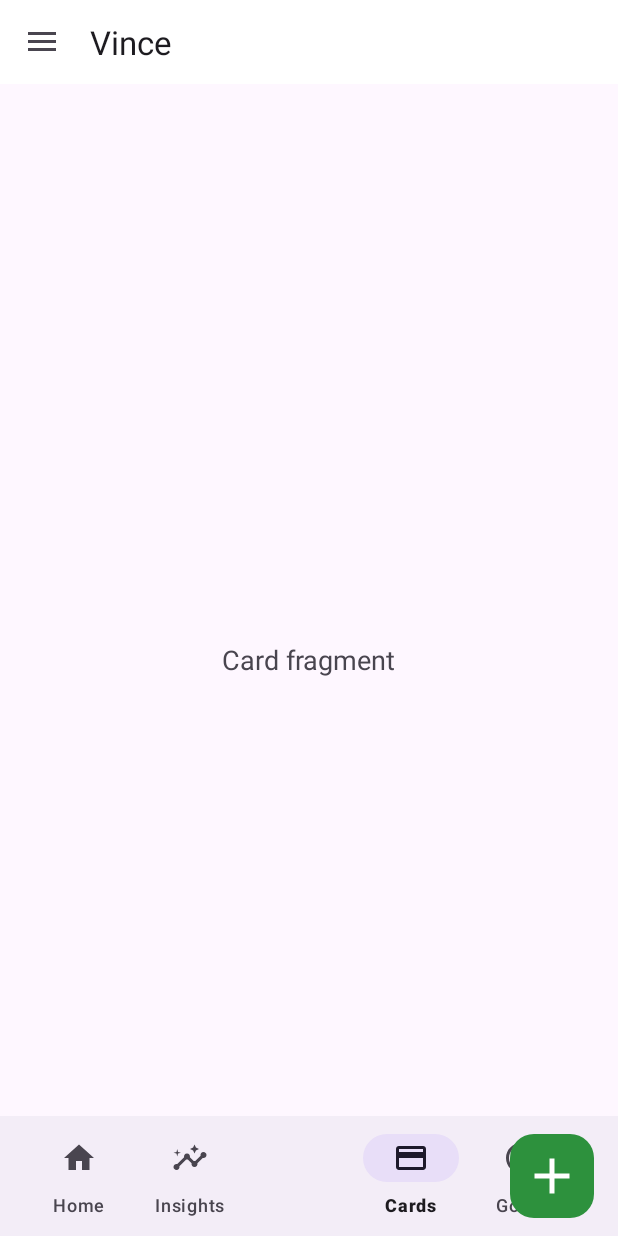
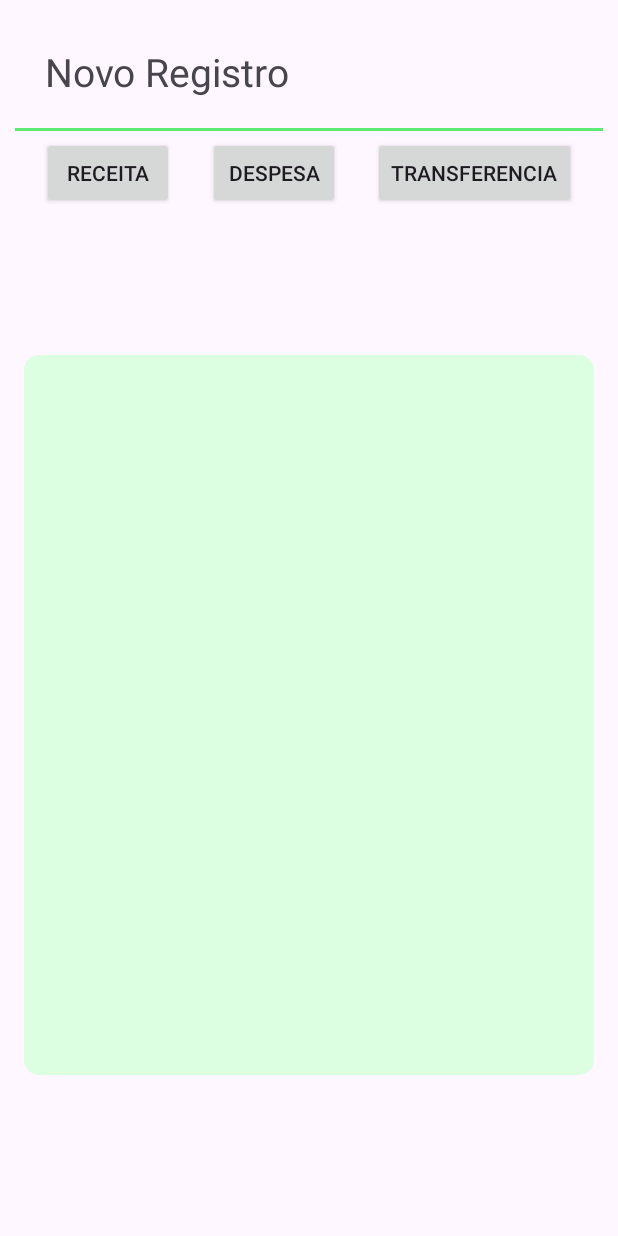
Before and after one commit to jotape-exe/vince, an Android app: the screen it shows after launch once a user with an empty profile is signed in (MainActivity before the commit, RecordFinancialActivity after it), item 5 of the bottom bar chosen, on a phone screen of 412 x 824 dp. Run offline under Robolectric (Android 15) with nearby library versions, the phone set to English and light mode, and no system bars; our stand-ins replace Firebase (no records; nobody signed in at launch, a user with empty details on screens opened directly).

Commit message:
Record financial UI

```diff
--- a/app/src/main/AndroidManifest.xml
+++ b/app/src/main/AndroidManifest.xml
@@ -12,6 +12,9 @@
         android:supportsRtl="true"
         android:theme="@style/Theme.OurFinances"
         tools:targetApi="31">
+        <activity
+            android:name=".view.RecordFinancialActivity"
+            android:exported="false" />
         <activity
             android:name=".view.ForgotPasswordActivity"
             android:exported="false" />
--- a/app/src/main/java/com/company/ourfinances/view/MainActivity.kt
+++ b/app/src/main/java/com/company/ourfinances/view/MainActivity.kt
@@ -19,6 +19,7 @@ import com.company.ourfinances.view.fragments.HomeFragment
 import com.company.ourfinances.view.fragments.InfoFragment
 import com.company.ourfinances.view.fragments.InsightsFragment
 import com.company.ourfinances.view.fragments.SettingsFragment
+import com.google.android.material.floatingactionbutton.FloatingActionButton
 import com.google.android.material.navigation.NavigationView
 import com.google.firebase.auth.FirebaseAuth
 
@@ -27,6 +28,7 @@ class MainActivity : AppCompatActivity(), NavigationView.OnNavigationItemSelecte
 
     private lateinit var binding: ActivityMainBinding
     private lateinit var drawerLayout: DrawerLayout
+    private lateinit var fab: FloatingActionButton
 
     override fun onCreate(savedInstanceState: Bundle?) {
         super.onCreate(savedInstanceState)
@@ -34,6 +36,8 @@ class MainActivity : AppCompatActivity(), NavigationView.OnNavigationItemSelecte
         binding = ActivityMainBinding.inflate(layoutInflater)
 
         setContentView(binding.root)
+
+        fab = findViewById(R.id.floating_btn)
 
         listeners()
 
@@ -51,6 +55,9 @@ class MainActivity : AppCompatActivity(), NavigationView.OnNavigationItemSelecte
     }
 
     private fun listeners() {
+        fab.setOnClickListener {
+            startActivity(Intent(this, RecordFinancialActivity::class.java))
+        }
     }
 
     private fun setDrawerMenu() {
@@ -75,6 +82,14 @@ class MainActivity : AppCompatActivity(), NavigationView.OnNavigationItemSelecte
         toggle.syncState()
     }
 
+    private fun replaceFragment(fragment: Fragment): Boolean {
+        val fragmentManager: FragmentManager = supportFragmentManager
+        val fragmentTransaction: FragmentTransaction = fragmentManager.beginTransaction()
+        fragmentTransaction.replace(R.id.frame_bottom, fragment).commit()
+
+        return true
+    }
+
     private fun setBottomMenu() {
         replaceFragment(HomeFragment())
         binding.bottomNavigationView.background = null
@@ -90,25 +105,11 @@ class MainActivity : AppCompatActivity(), NavigationView.OnNavigationItemSelecte
         }
     }
 
-    private fun replaceFragment(fragment: Fragment): Boolean {
-        val fragmentManager: FragmentManager = supportFragmentManager
-        val fragmentTransaction: FragmentTransaction = fragmentManager.beginTransaction()
-        fragmentTransaction.replace(R.id.frame_bottom, fragment).commit()
-
-        return true
-    }
-
     override fun onNavigationItemSelected(item: MenuItem): Boolean {
         when (item.itemId) {
-            R.id.item_settings -> supportFragmentManager.beginTransaction()
-                .replace(R.id.fragment_container, SettingsFragment()).commit()
-
-            R.id.item_help -> supportFragmentManager.beginTransaction()
-                .replace(R.id.fragment_container, HelpFragment()).commit()
-
-            R.id.item_info -> supportFragmentManager.beginTransaction()
-                .replace(R.id.fragment_container, InfoFragment()).commit()
-
+            R.id.item_settings -> replaceFragment(SettingsFragment())
+            R.id.item_help -> replaceFragment(HelpFragment())
+            R.id.item_info -> replaceFragment(InfoFragment())
             R.id.item_logout -> firebaseLogout()
         }
         drawerLayout.closeDrawer(GravityCompat.START)
--- /dev/null
+++ b/app/src/main/java/com/company/ourfinances/view/RecordFinancialActivity.kt
@@ -0,0 +1,19 @@
+package com.company.ourfinances.view
+
+import androidx.appcompat.app.AppCompatActivity
+import android.os.Bundle
+import com.company.ourfinances.R
+import com.company.ourfinances.databinding.ActivityRecordFinancialBinding
+
+class RecordFinancialActivity : AppCompatActivity() {
+
+    private lateinit var binding: ActivityRecordFinancialBinding
+
+    override fun onCreate(savedInstanceState: Bundle?) {
+
+        binding = ActivityRecordFinancialBinding.inflate(layoutInflater)
+
+        super.onCreate(savedInstanceState)
+        setContentView(binding.root)
+    }
+}
--- a/app/src/main/java/com/company/ourfinances/view/RegisterActivity.kt
+++ b/app/src/main/java/com/company/ourfinances/view/RegisterActivity.kt
@@ -81,8 +81,17 @@ class RegisterActivity : AppCompatActivity() {
         auth.createUserWithEmailAndPassword(email, password)
             .addOnCompleteListener(this) { task ->
                 if (task.isSuccessful) {
+
+                    val bundle = Bundle()
+
+                    bundle.putString("nome", binding.editNameRegister.text.toString())
+
+                    val intent = Intent(this, MainActivity::class.java)
+
+                    intent.putExtras(bundle)
+
                     loadingDialog.dismissDialog()
-                    openMainActivity()
+                    openMainActivity(intent)
                 } else{
                     task.exception?.let { exception ->
                         when(exception){
@@ -98,8 +107,8 @@ class RegisterActivity : AppCompatActivity() {
             }
     }
 
-    private fun openMainActivity() {
-        startActivity(Intent(this, MainActivity::class.java))
+    private fun openMainActivity(intent: Intent) {
+        startActivity(intent)
         finish()
     }
 
--- a/app/src/main/res/drawable/radius_shape.xml
+++ b/app/src/main/res/drawable/radius_shape.xml
@@ -1,6 +1,6 @@
 <?xml version="1.0" encoding="utf-8"?>
 <shape xmlns:android="http://schemas.android.com/apk/res/android">
 
-    <corners android:radius="70dp"/>
+    <corners android:radius="10dp"/>
 
 </shape>
--- a/app/src/main/res/layout/activity_main.xml
+++ b/app/src/main/res/layout/activity_main.xml
@@ -60,6 +60,7 @@
         </com.google.android.material.bottomappbar.BottomAppBar>
 
         <com.google.android.material.floatingactionbutton.FloatingActionButton
+            android:id="@+id/floating_btn"
             android:layout_width="wrap_content"
             android:backgroundTint="@color/main_dark_green"
             android:src="@drawable/ic_add"
--- /dev/null
+++ b/app/src/main/res/layout/activity_record_financial.xml
@@ -0,0 +1,74 @@
+<?xml version="1.0" encoding="utf-8"?>
+<androidx.constraintlayout.widget.ConstraintLayout xmlns:android="http://schemas.android.com/apk/res/android"
+    xmlns:app="http://schemas.android.com/apk/res-auto"
+    xmlns:tools="http://schemas.android.com/tools"
+    android:layout_width="match_parent"
+    android:layout_height="match_parent"
+    android:padding="10dp"
+    tools:context=".view.RecordFinancialActivity">
+
+    <TextView
+        android:id="@+id/view_add_record"
+        android:layout_width="match_parent"
+        android:layout_height="wrap_content"
+        android:padding="20dp"
+        android:text="Novo Registro"
+        android:textAlignment="textStart"
+        android:textSize="26sp"
+        app:drawableBottomCompat="@color/main_green_2"
+        app:drawableEndCompat="@drawable/ic_add"
+        app:layout_constraintEnd_toEndOf="parent"
+        app:layout_constraintStart_toStartOf="parent"
+        app:layout_constraintTop_toTopOf="parent" />
+
+    <View
+        android:id="@+id/view_separator"
+        android:layout_width="match_parent"
+        android:layout_height="2dp"
+        android:background="@color/black"
+        android:backgroundTint="@color/main_green_2"
+        app:layout_constraintEnd_toEndOf="@+id/view_add_record"
+        app:layout_constraintStart_toStartOf="@+id/view_add_record"
+        app:layout_constraintTop_toBottomOf="@id/view_add_record" />
+
+    <Button
+        android:id="@+id/button_revenue"
+        android:layout_width="wrap_content"
+        android:layout_height="wrap_content"
+        android:layout_margin="4dp"
+        android:text="Receita"
+        app:layout_constraintEnd_toStartOf="@id/button_expense"
+        app:layout_constraintStart_toStartOf="parent"
+        app:layout_constraintTop_toBottomOf="@id/view_separator" />
+
+    <Button
+        android:id="@+id/button_expense"
+        android:layout_width="wrap_content"
+        android:layout_height="wrap_content"
+        android:layout_margin="4dp"
+        android:text="Despesa"
+        app:layout_constraintEnd_toStartOf="@id/button_transfer"
+        app:layout_constraintStart_toEndOf="@id/button_revenue"
+        app:layout_constraintTop_toBottomOf="@id/view_separator" />
+
+    <Button
+        android:id="@+id/button_transfer"
+        android:layout_width="wrap_content"
+        android:layout_height="wrap_content"
+        android:layout_margin="4dp"
+        android:text="Transferencia"
+        app:layout_constraintEnd_toEndOf="parent"
+        app:layout_constraintStart_toEndOf="@id/button_expense"
+        app:layout_constraintTop_toBottomOf="@id/view_separator" />
+
+    <View
+        android:layout_width="380dp"
+        android:layout_height="480dp"
+        app:layout_constraintBottom_toBottomOf="parent"
+        app:layout_constraintEnd_toEndOf="parent"
+        android:background="@drawable/radius_shape"
+        android:backgroundTint="@color/ultralight_green"
+        app:layout_constraintStart_toStartOf="parent"
+        app:layout_constraintTop_toBottomOf="@+id/button_expense" />
+
+</androidx.constraintlayout.widget.ConstraintLayout>
--- a/app/src/main/res/layout/nav_header.xml
+++ b/app/src/main/res/layout/nav_header.xml
@@ -5,17 +5,18 @@
     android:layout_height="match_parent"
     android:id="@+id/header_title"
     xmlns:android="http://schemas.android.com/apk/res/android">
+
     <androidx.constraintlayout.widget.ConstraintLayout
         android:layout_width="match_parent"
-        android:background="@color/weak_green_2"
-        android:padding="40dp"
-        android:layout_height="170dp">
+        android:layout_height="170dp"
+        android:background="@color/weak_green"
+        android:padding="40dp">
 
         <ImageView
             android:id="@+id/image_person_header"
             android:layout_width="60dp"
             android:layout_height="60dp"
-            android:layout_marginTop="12dp"
+            android:layout_marginTop="18dp"
             android:src="@drawable/user_img"
             app:layout_constraintBottom_toTopOf="@id/text_name_header"
             app:layout_constraintStart_toStartOf="parent"
@@ -26,8 +27,9 @@
             android:id="@+id/text_name_header"
             android:layout_width="wrap_content"
             android:layout_height="wrap_content"
+            android:layout_margin="8dp"
+            android:text="@string/name"
             android:textColor="@color/white"
-            android:text="@string/name"
             app:layout_constraintBottom_toBottomOf="parent"
             app:layout_constraintEnd_toEndOf="@+id/image_person_header"
             app:layout_constraintStart_toStartOf="parent"
--- a/app/src/main/res/values/themes.xml
+++ b/app/src/main/res/values/themes.xml
@@ -3,6 +3,8 @@
     <style name="Base.Theme.OurFinances" parent="Theme.Material3.DayNight.NoActionBar">
         <!-- Customize your light theme here. -->
          <item name="colorPrimary">@color/weak_green_2</item>
+        <item name="colorSecondary">@color/strength_green</item>
+        <item name="colorTertiary">@color/main_green_2</item>
     </style>
 
     <style name="Theme.OurFinances" parent="Base.Theme.OurFinances" />
```
